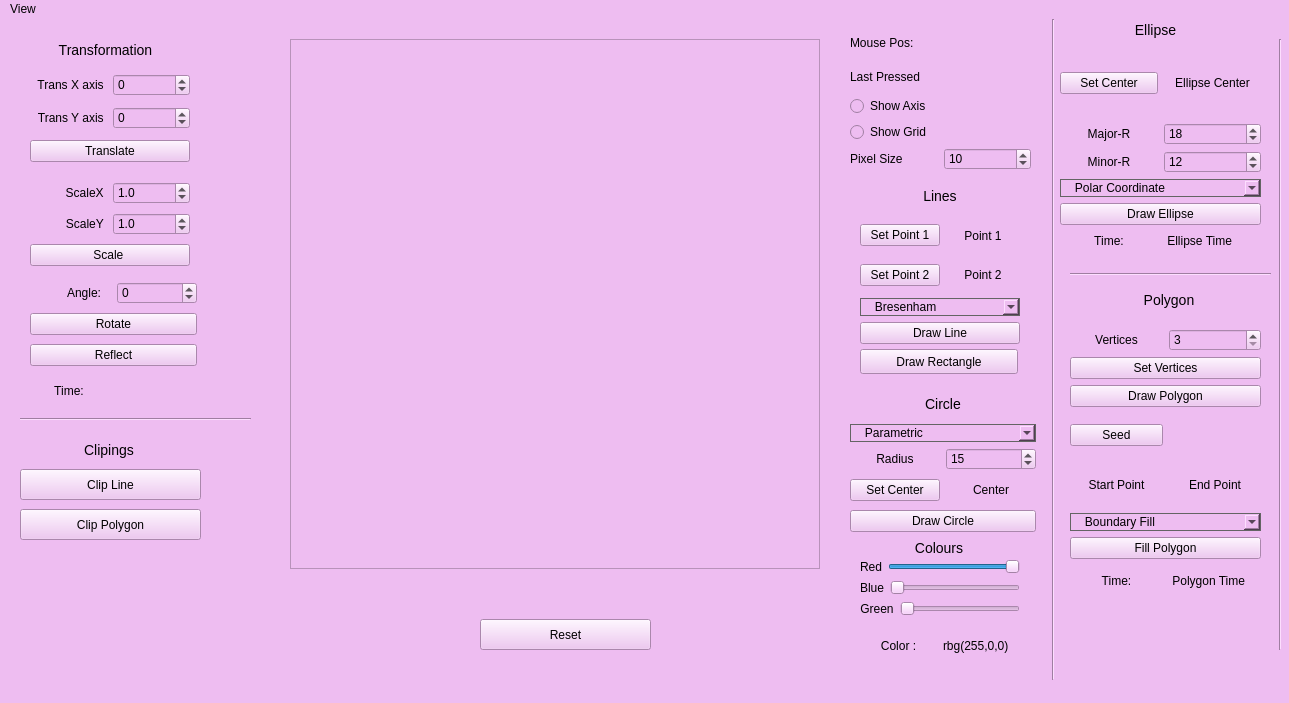
Before: the Qt Designer form Computer Graphics/Draw_final on 28 dec/mainwindow.ui in Soumalya1857/Assignment-5th-sem, drawn with Qt 5.
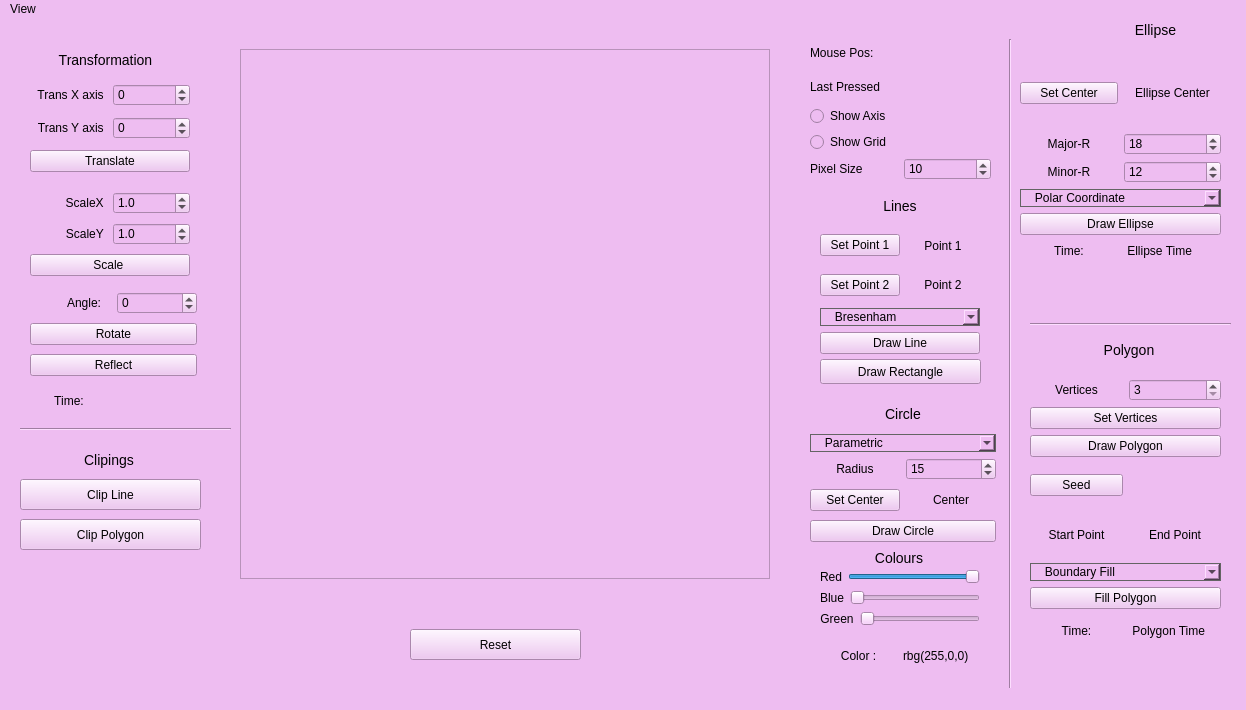
After: the same form once the commit is applied. Custom widgets are drawn as their Qt base class.

Commit message: CG added again

Diff of the .ui file:
```diff
--- a/Computer Graphics/Draw_final on 28 dec/mainwindow.ui
+++ b/Computer Graphics/Draw_final on 28 dec/mainwindow.ui
@@ -6,8 +6,8 @@
    <rect>
     <x>0</x>
     <y>0</y>
-    <width>1289</width>
-    <height>703</height>
+    <width>1246</width>
+    <height>710</height>
    </rect>
   </property>
   <property name="windowTitle">
@@ -20,8 +20,8 @@
    <widget class="frame_widget" name="frame">
     <property name="geometry">
      <rect>
-      <x>290</x>
-      <y>20</y>
+      <x>240</x>
+      <y>30</y>
       <width>530</width>
       <height>530</height>
      </rect>
@@ -36,8 +36,8 @@
    <widget class="QPushButton" name="pushButton_5">
     <property name="geometry">
      <rect>
-      <x>480</x>
-      <y>600</y>
+      <x>410</x>
+      <y>610</y>
       <width>171</width>
       <height>31</height>
      </rect>
@@ -49,8 +49,8 @@
    <widget class="QWidget" name="verticalLayoutWidget_5">
     <property name="geometry">
      <rect>
-      <x>860</x>
-      <y>160</y>
+      <x>820</x>
+      <y>170</y>
       <width>160</width>
       <height>165</height>
      </rect>
@@ -148,8 +148,8 @@
    <widget class="QWidget" name="verticalLayoutWidget_6">
     <property name="geometry">
      <rect>
-      <x>1070</x>
-      <y>310</y>
+      <x>1030</x>
+      <y>360</y>
       <width>191</width>
       <height>230</height>
      </rect>
@@ -276,8 +276,8 @@
    <widget class="QLabel" name="label_24">
     <property name="geometry">
      <rect>
-      <x>1090</x>
-      <y>270</y>
+      <x>1050</x>
+      <y>320</y>
       <width>158</width>
       <height>21</height>
      </rect>
@@ -297,8 +297,8 @@
    <widget class="QWidget" name="verticalLayoutWidget_7">
     <property name="geometry">
      <rect>
-      <x>860</x>
-      <y>540</y>
+      <x>820</x>
+      <y>550</y>
       <width>160</width>
       <height>111</height>
      </rect>
@@ -414,8 +414,8 @@
    <widget class="QWidget" name="verticalLayoutWidget_9">
     <property name="geometry">
      <rect>
-      <x>850</x>
-      <y>10</y>
+      <x>810</x>
+      <y>20</y>
       <width>181</width>
       <height>141</height>
      </rect>
@@ -511,8 +511,8 @@
    <widget class="QLabel" name="label_26">
     <property name="geometry">
      <rect>
-      <x>860</x>
-      <y>520</y>
+      <x>820</x>
+      <y>530</y>
       <width>158</width>
       <height>17</height>
      </rect>
@@ -532,8 +532,8 @@
    <widget class="QWidget" name="verticalLayoutWidget_4">
     <property name="geometry">
      <rect>
-      <x>850</x>
-      <y>370</y>
+      <x>810</x>
+      <y>380</y>
       <width>186</width>
       <height>143</height>
      </rect>
@@ -654,8 +654,8 @@
    <widget class="Line" name="line">
     <property name="geometry">
      <rect>
-      <x>1043</x>
-      <y>0</y>
+      <x>1000</x>
+      <y>20</y>
       <width>20</width>
       <height>661</height>
      </rect>
@@ -664,24 +664,11 @@
      <enum>Qt::Vertical</enum>
     </property>
    </widget>
-   <widget class="Line" name="line_2">
-    <property name="geometry">
-     <rect>
-      <x>1270</x>
-      <y>20</y>
-      <width>20</width>
-      <height>611</height>
-     </rect>
-    </property>
-    <property name="orientation">
-     <enum>Qt::Vertical</enum>
-    </property>
-   </widget>
    <widget class="QWidget" name="verticalLayoutWidget_8">
     <property name="geometry">
      <rect>
-      <x>1060</x>
-      <y>30</y>
+      <x>1020</x>
+      <y>40</y>
       <width>201</width>
       <height>176</height>
      </rect>
@@ -801,8 +788,8 @@
    <widget class="Line" name="line_3">
     <property name="geometry">
      <rect>
-      <x>1070</x>
-      <y>245</y>
+      <x>1030</x>
+      <y>295</y>
       <width>201</width>
       <height>21</height>
      </rect>
@@ -814,8 +801,8 @@
    <widget class="QWidget" name="horizontalLayoutWidget_21">
     <property name="geometry">
      <rect>
-      <x>1070</x>
-      <y>550</y>
+      <x>1030</x>
+      <y>600</y>
       <width>191</width>
       <height>23</height>
      </rect>
@@ -843,8 +830,8 @@
    <widget class="QWidget" name="horizontalLayoutWidget_22">
     <property name="geometry">
      <rect>
-      <x>1060</x>
-      <y>210</y>
+      <x>1020</x>
+      <y>220</y>
       <width>201</width>
       <height>23</height>
      </rect>
@@ -873,7 +860,7 @@
     <property name="geometry">
      <rect>
       <x>50</x>
-      <y>20</y>
+      <y>30</y>
       <width>111</width>
       <height>21</height>
      </rect>
@@ -894,7 +881,7 @@
     <property name="geometry">
      <rect>
       <x>30</x>
-      <y>50</y>
+      <y>60</y>
       <width>160</width>
       <height>101</height>
      </rect>
@@ -961,7 +948,7 @@
     <property name="geometry">
      <rect>
       <x>30</x>
-      <y>160</y>
+      <y>170</y>
       <width>160</width>
       <height>93</height>
      </rect>
@@ -1043,7 +1030,7 @@
     <property name="geometry">
      <rect>
       <x>30</x>
-      <y>260</y>
+      <y>270</y>
       <width>167</width>
       <height>91</height>
      </rect>
@@ -1096,7 +1083,7 @@
     <property name="geometry">
      <rect>
       <x>30</x>
-      <y>360</y>
+      <y>370</y>
       <width>161</width>
       <height>23</height>
      </rect>
@@ -1125,8 +1112,8 @@
     <property name="geometry">
      <rect>
       <x>20</x>
-      <y>390</y>
-      <width>231</width>
+      <y>400</y>
+      <width>211</width>
       <height>21</height>
      </rect>
     </property>
@@ -1138,7 +1125,7 @@
     <property name="geometry">
      <rect>
       <x>30</x>
-      <y>420</y>
+      <y>430</y>
       <width>158</width>
       <height>21</height>
      </rect>
@@ -1159,7 +1146,7 @@
     <property name="geometry">
      <rect>
       <x>20</x>
-      <y>450</y>
+      <y>460</y>
       <width>181</width>
       <height>31</height>
      </rect>
@@ -1172,7 +1159,7 @@
     <property name="geometry">
      <rect>
       <x>20</x>
-      <y>490</y>
+      <y>500</y>
       <width>181</width>
       <height>31</height>
      </rect>
@@ -1184,9 +1171,9 @@
    <widget class="QPushButton" name="pushButton_rect">
     <property name="geometry">
      <rect>
-      <x>860</x>
-      <y>330</y>
-      <width>158</width>
+      <x>820</x>
+      <y>340</y>
+      <width>161</width>
       <height>25</height>
      </rect>
     </property>
@@ -1200,7 +1187,7 @@
     <rect>
      <x>0</x>
      <y>0</y>
-     <width>1289</width>
+     <width>1246</width>
      <height>22</height>
     </rect>
    </property>
```
The commit also changes 1 other file.
